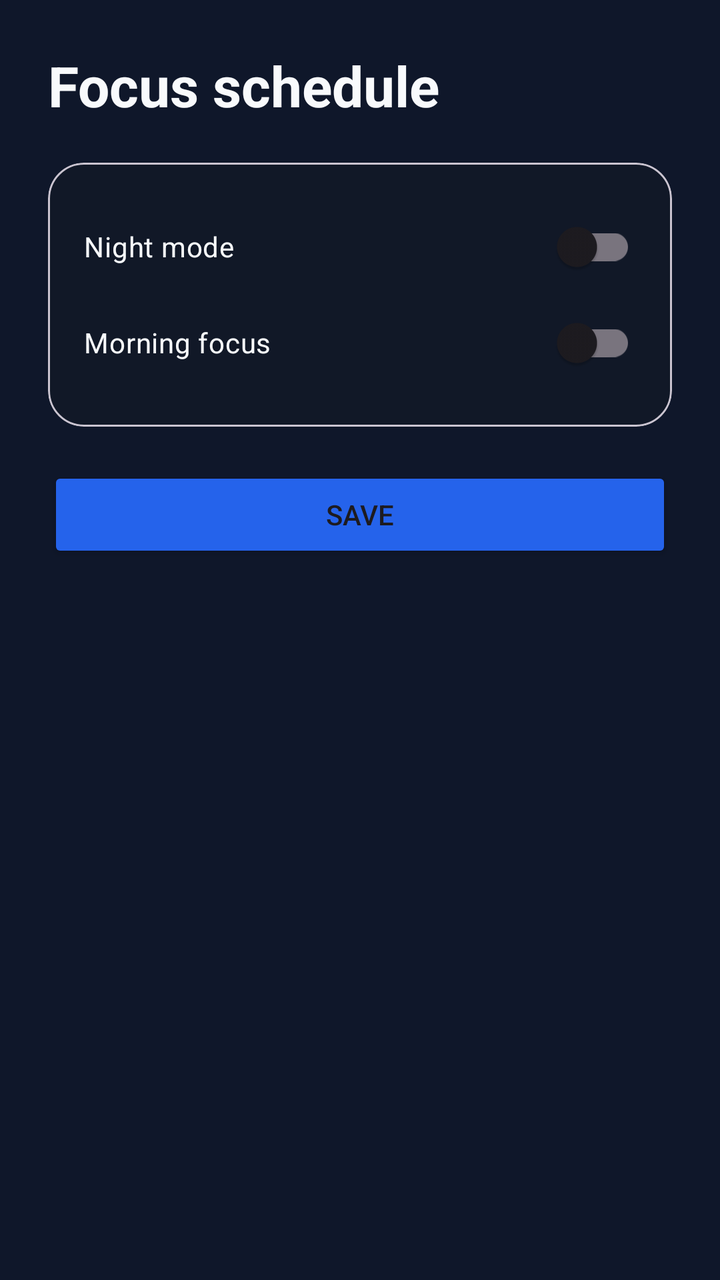
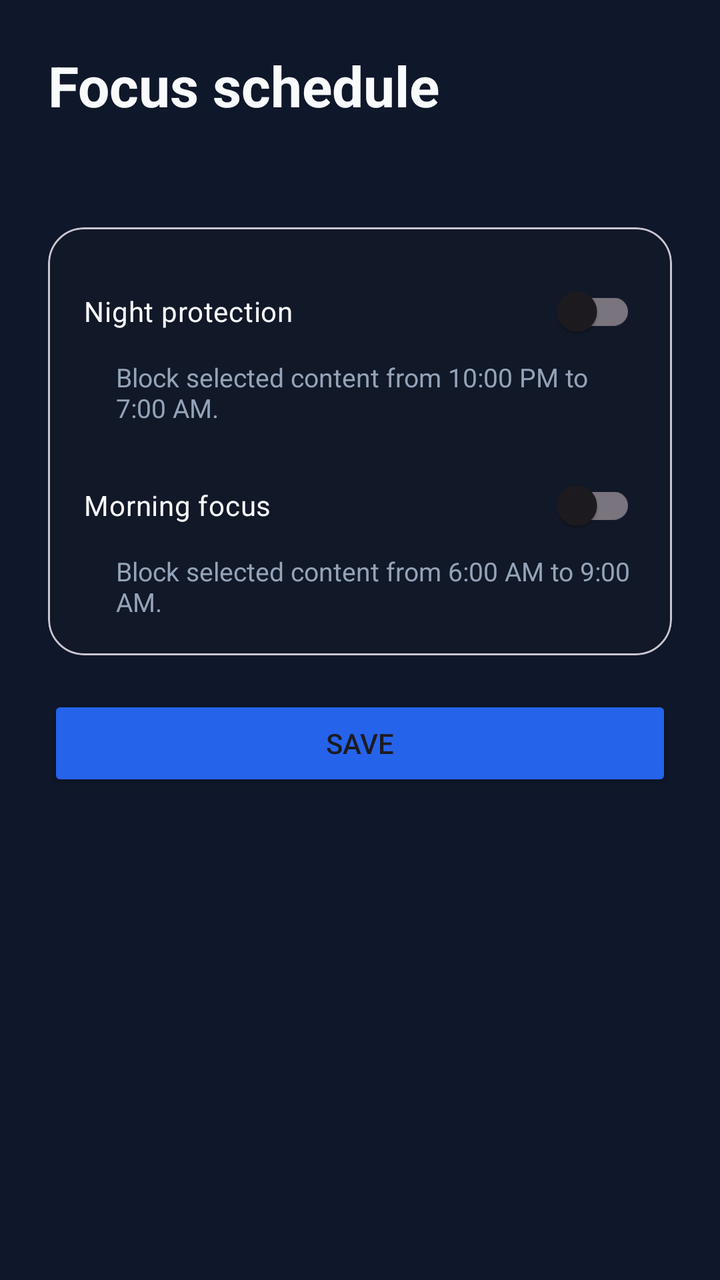

An Android layout rendered at two revisions. The XML below is the earlier revision; the diff shows what the commit changed to produce the second picture.
<!-- AndroidManifest.xml: application theme Theme.BangShorts -->
<!-- res/layout/activity_schedule.xml -->
<?xml version="1.0" encoding="utf-8"?>
<ScrollView xmlns:android="http://schemas.android.com/apk/res/android"
    xmlns:app="http://schemas.android.com/apk/res-auto"
    android:layout_width="match_parent"
    android:layout_height="match_parent"
    android:background="#0F172A"
    android:fillViewport="true">

    <LinearLayout
        android:layout_width="match_parent"
        android:layout_height="wrap_content"
        android:orientation="vertical"
        android:padding="24dp">

        <TextView
            android:layout_width="wrap_content"
            android:layout_height="wrap_content"
            android:text="@string/screen_title_schedule"
            android:textColor="#F8FAFC"
            android:textSize="28sp"
            android:textStyle="bold" />

        <com.google.android.material.card.MaterialCardView
            android:layout_width="match_parent"
            android:layout_height="wrap_content"
            android:layout_marginTop="20dp"
            app:cardBackgroundColor="#111827"
            app:cardCornerRadius="18dp"
            app:cardElevation="0dp">

            <LinearLayout
                android:layout_width="match_parent"
                android:layout_height="wrap_content"
                android:orientation="vertical"
                android:padding="18dp">

                <com.google.android.material.switchmaterial.SwitchMaterial
                    android:id="@+id/nightModeSwitch"
                    android:layout_width="match_parent"
                    android:layout_height="wrap_content"
                    android:text="@string/night_mode"
                    android:textColor="#F8FAFC" />

                <com.google.android.material.switchmaterial.SwitchMaterial
                    android:id="@+id/morningModeSwitch"
                    android:layout_width="match_parent"
                    android:layout_height="wrap_content"
                    android:text="@string/morning_mode"
                    android:textColor="#F8FAFC" />
            </LinearLayout>
        </com.google.android.material.card.MaterialCardView>

        <Button
            android:id="@+id/saveScheduleButton"
            android:layout_width="match_parent"
            android:layout_height="wrap_content"
            android:layout_marginTop="20dp"
            android:backgroundTint="#2563EB"
            android:text="@string/save" />
    </LinearLayout>
</ScrollView>
<!-- resources referenced by this layout -->
<resources>
  <string name="morning_mode">Morning focus</string>
  <string name="night_mode">Night mode</string>
  <string name="save">Save</string>
  <string name="screen_title_schedule">Focus schedule</string>
  <style name="Theme.BangShorts" parent="Theme.Material3.DayNight.NoActionBar">
          <item name="colorPrimary">#2563EB</item>
          <item name="colorPrimaryVariant">#1D4ED8</item>
          <item name="colorSecondary">#10B981</item>
          <item name="android:statusBarColor">#0F172A</item>
          <item name="android:navigationBarColor">#0F172A</item>
          <item name="android:windowBackground">#0F172A</item>
      </style>
</resources>

<!-- the commit's change to res/layout/activity_schedule.xml (unified diff, before → after) -->
@@ -5,13 +5,11 @@
     android:layout_height="match_parent"
     android:background="#0F172A"
     android:fillViewport="true">
-
     <LinearLayout
         android:layout_width="match_parent"
         android:layout_height="wrap_content"
         android:orientation="vertical"
         android:padding="24dp">
-
         <TextView
             android:layout_width="wrap_content"
             android:layout_height="wrap_content"
@@ -19,7 +17,13 @@
             android:textColor="#F8FAFC"
             android:textSize="28sp"
             android:textStyle="bold" />
-
+        <TextView
+            android:id="@+id/scheduleSummary"
+            android:layout_width="match_parent"
+            android:layout_height="wrap_content"
+            android:layout_marginTop="12dp"
+            android:textColor="#CBD5E1"
+            android:textSize="15sp" />
         <com.google.android.material.card.MaterialCardView
             android:layout_width="match_parent"
             android:layout_height="wrap_content"
@@ -27,29 +31,40 @@
             app:cardBackgroundColor="#111827"
             app:cardCornerRadius="18dp"
             app:cardElevation="0dp">
-
             <LinearLayout
                 android:layout_width="match_parent"
                 android:layout_height="wrap_content"
                 android:orientation="vertical"
                 android:padding="18dp">
-
                 <com.google.android.material.switchmaterial.SwitchMaterial
                     android:id="@+id/nightModeSwitch"
                     android:layout_width="match_parent"
                     android:layout_height="wrap_content"
                     android:text="@string/night_mode"
                     android:textColor="#F8FAFC" />
-
+                <TextView
+                    android:layout_width="match_parent"
+                    android:layout_height="wrap_content"
+                    android:paddingStart="16dp"
+                    android:text="@string/night_mode_description"
+                    android:textColor="#94A3B8"
+                    android:textSize="13sp" />
                 <com.google.android.material.switchmaterial.SwitchMaterial
                     android:id="@+id/morningModeSwitch"
                     android:layout_width="match_parent"
                     android:layout_height="wrap_content"
+                    android:layout_marginTop="16dp"
                     android:text="@string/morning_mode"
                     android:textColor="#F8FAFC" />
+                <TextView
+                    android:layout_width="match_parent"
+                    android:layout_height="wrap_content"
+                    android:paddingStart="16dp"
+                    android:text="@string/morning_mode_description"
+                    android:textColor="#94A3B8"
+                    android:textSize="13sp" />
             </LinearLayout>
         </com.google.android.material.card.MaterialCardView>
-
         <Button
             android:id="@+id/saveScheduleButton"
             android:layout_width="match_parent"
<!-- resource entries referenced after the edit -->
@@ -1,7 +1,9 @@
 <!-- resources referenced by this layout -->
 <resources>
   <string name="morning_mode">Morning focus</string>
-  <string name="night_mode">Night mode</string>
+  <string name="morning_mode_description">Block selected content from 6:00 AM to 9:00 AM.</string>
+  <string name="night_mode">Night protection</string>
+  <string name="night_mode_description">Block selected content from 10:00 PM to 7:00 AM.</string>
   <string name="save">Save</string>
   <string name="screen_title_schedule">Focus schedule</string>
   <style name="Theme.BangShorts" parent="Theme.Material3.DayNight.NoActionBar">
